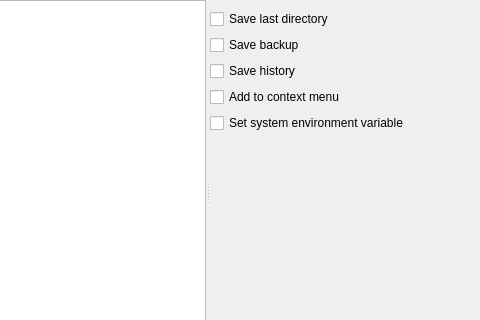
First picture: the form in xoptionswidget.ui, repository horsicq/XOptions, before the edit; both pictures show x 141 to 621 and y 0 to 320 of the 621 by 416 pixel window.
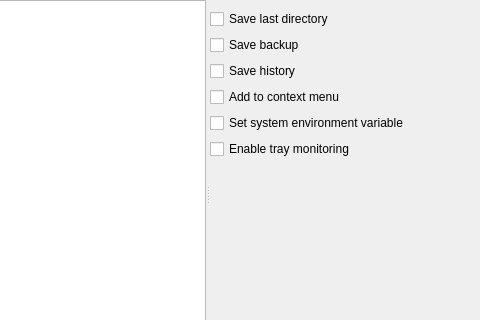
Second picture: the form after the edit. The open tabs and pages were chosen to show the change.

The edit to the form file:
```diff
--- a/xoptionswidget.ui
+++ b/xoptionswidget.ui
@@ -299,6 +299,13 @@
               </property>
              </widget>
             </item>
+            <item>
+             <widget class="QCheckBox" name="checkBoxEnableTrayMonitoring">
+              <property name="text">
+               <string>Enable tray monitoring</string>
+              </property>
+             </widget>
+            </item>
             <item>
              <spacer name="verticalSpacer_2">
               <property name="orientation">
```
